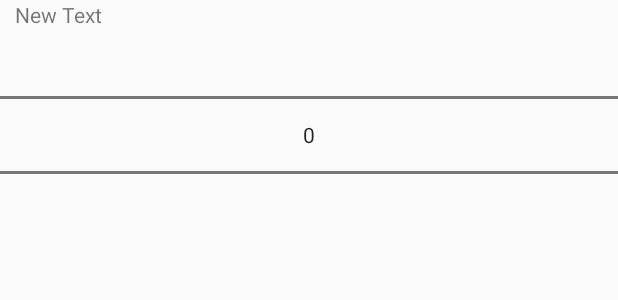
After one commit to RMihaela/SmartHouse, an Android app: the layout cmd_expandable_list_spinner_item.xml on its own in the app's theme, with its tools: preview values and no code run, on a phone screen of 412 x 824 dp. The commit adds this screen. Shown: the top 300 px of the screen. Run offline under Robolectric (Android 15) with nearby library versions, the phone set to English and light mode, and no system bars.

Commit message:
Backup commit.

```diff
--- a/SmartHouse/app/src/main/AndroidManifest.xml
+++ b/SmartHouse/app/src/main/AndroidManifest.xml
@@ -16,7 +16,7 @@
             </intent-filter>
         </activity>
         <activity android:name=".planner.PlannerActivity" />
-        <activity android:name=".CommandCenter" />
+        <activity android:name=".command_center.CommandCenterActivity" />
         <activity android:name=".stats.StatsActivity"  android:label="@string/app_name" />
         <activity android:name=".Notifications"></activity>
     </application>
--- a/SmartHouse/app/src/main/java/com/example/mihaela/smarthouse/HomeScreen.java
+++ b/SmartHouse/app/src/main/java/com/example/mihaela/smarthouse/HomeScreen.java
@@ -6,6 +6,7 @@ import android.os.Bundle;
 import android.view.View;
 import android.view.Window;
 
+import com.example.mihaela.smarthouse.command_center.CommandCenterActivity;
 import com.example.mihaela.smarthouse.planner.PlannerActivity;
 import com.example.mihaela.smarthouse.stats.StatsActivity;
 
@@ -25,7 +26,7 @@ public class HomeScreen extends AppCompatActivity {
     }
 
     public void openCommandCenter(View v){
-        startActivity(new Intent(HomeScreen.this, CommandCenter.class));
+        startActivity(new Intent(HomeScreen.this, CommandCenterActivity.class));
     }
 
     public void openPlanner(View v){
--- a/SmartHouse/app/src/main/res/layout/activity_command_center.xml
+++ b/SmartHouse/app/src/main/res/layout/activity_command_center.xml
@@ -7,12 +7,12 @@
     android:paddingLeft="@dimen/activity_horizontal_margin"
     android:paddingRight="@dimen/activity_horizontal_margin"
     android:paddingTop="@dimen/activity_vertical_margin"
-    tools:context="com.example.mihaela.smarthouse.CommandCenter">
+    tools:context=".command_center.CommandCenterActivity">
 
     <ExpandableListView
         android:layout_width="wrap_content"
         android:layout_height="wrap_content"
-        android:id="@+id/expandableListView"
+        android:id="@+id/cmd_exp_list"
         android:choiceMode="singleChoice"
         android:layout_alignParentTop="true"
         android:layout_alignParentLeft="true"
@@ -22,7 +22,7 @@
         android:layout_width="fill_parent"
         android:layout_height="wrap_content"
         android:text="Command Center"
-        android:id="@+id/textView7"
+        android:id="@+id/cmdTitleView"
         android:layout_alignParentTop="true"
         android:layout_centerHorizontal="true"
         android:textColor="#b61212"
--- /dev/null
+++ b/SmartHouse/app/src/main/res/layout/cmd_expandable_list_spinner_item.xml
@@ -0,0 +1,35 @@
+<?xml version="1.0" encoding="utf-8"?>
+<RelativeLayout xmlns:android="http://schemas.android.com/apk/res/android"
+    android:orientation="vertical" android:layout_width="match_parent"
+    android:layout_height="match_parent">
+
+    <TextView
+        android:layout_width="wrap_content"
+        android:layout_height="wrap_content"
+        android:text="New Text"
+        android:id="@+id/cmdTitleLabel"
+        android:layout_alignParentTop="true"
+        android:layout_alignParentLeft="true"
+        android:layout_alignParentStart="true"
+        android:paddingLeft="10dp" />
+
+    <NumberPicker
+        android:layout_width="wrap_content"
+        android:layout_height="wrap_content"
+        android:id="@+id/numberPicker"
+        android:layout_gravity="right"
+        android:layout_alignParentRight="true"
+        android:layout_alignParentEnd="true"
+        android:orientation="vertical"
+        android:layout_alignParentLeft="true"
+        android:layout_alignParentStart="true"
+        android:contextClickable="true"
+        android:clickable="true"
+        android:baselineAligned="false"
+        android:nestedScrollingEnabled="true"
+        android:visibility="visible"
+        android:layoutMode="clipBounds"
+        android:outlineProvider="paddedBounds"
+        android:transitionGroup="true" />
+
+</RelativeLayout>
```
Also changed, not shown: SmartHouse/app/src/main/java/com/example/mihaela/smarthouse/CommandCenter.java (deleted, +0 -13 lines), SmartHouse/app/src/main/java/com/example/mihaela/smarthouse/command_center/CmdListAdapter.java (added, +106 -0 lines), SmartHouse/app/src/main/java/com/example/mihaela/smarthouse/command_center/CmdListHeader.java (added, +28 -0 lines), SmartHouse/app/src/main/java/com/example/mihaela/smarthouse/command_center/CmdSpinnerListItem.java (added, +25 -0 lines), SmartHouse/app/src/main/java/com/example/mihaela/smarthouse/command_center/CommandCenterActivity.java (added, +59 -0 lines), SmartHouse/app/src/main/java/com/example/mihaela/smarthouse/stats/StatsActivity.java (+3 -12 lines), SmartHouse/app/src/main/res/layout/cmd_expandable_list_header.xml (added, +20 -0 lines), SmartHouse/app/src/main/res/layout/cmd_expandable_list_switch_item.xml (added, +27 -0 lines).
